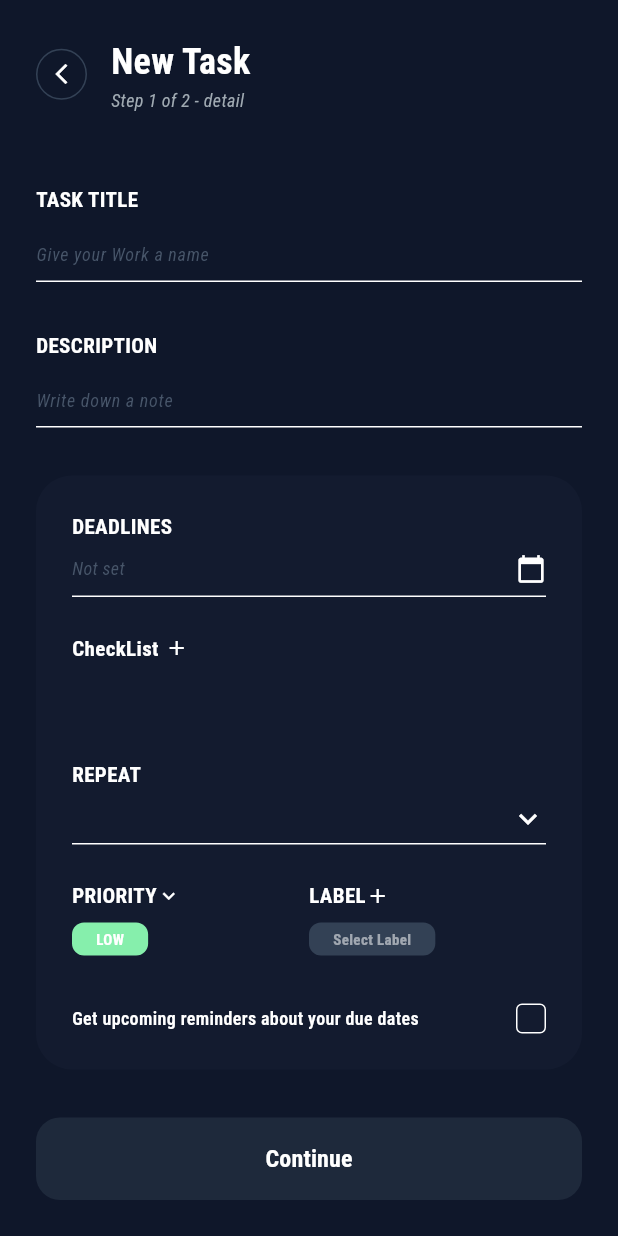
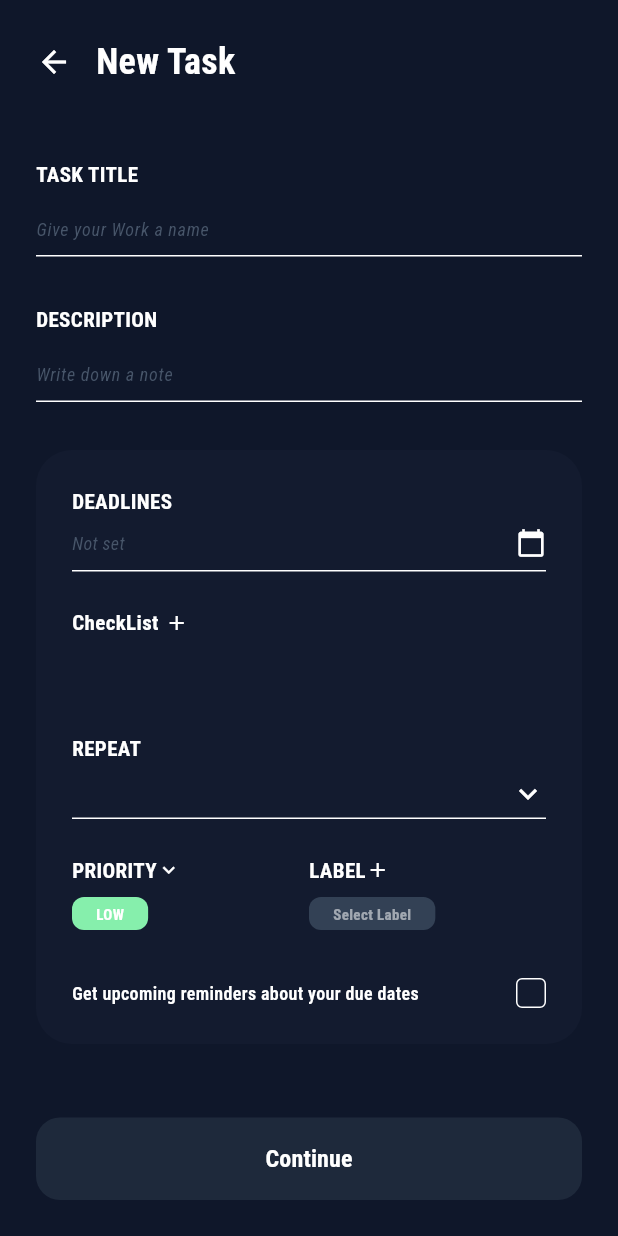
Before and after one commit to KanekaVong/MoveM, a Flutter app: the CreateTaskScreen screen opened directly, on a phone screen of 412 x 824 dp. Run offline on Flutter 3.47's test engine with Material 3 defaults, Android fonts, the phone set to English and light mode, and no system bars; our stand-ins replace cached_network_image, curved_navigation_bar, dio, fl_chart, flutter_secure_storage, geolocator and 7 more; missing offline and left inert: encrypt; accounts and stored records are empty; generated files the repository leaves out were written again; network calls fail.

Commit message:
style: polish UI layout and simplify navigation on task screens
- refactor(TaskScreen): implement Stack layout for fixed background image with overlapping scroll content
- style(TaskScreen): refine paddings, text sizing, and adjust card heights for better proportions
- style(TaskScreen): remove user avatar from app bar and clean up all inline comments
- style(CreateTaskScreen): replace custom back button with standard icon and remove step subtitle

```diff
--- a/lib/features/task/presentation/screens/create_task_screen.dart
+++ b/lib/features/task/presentation/screens/create_task_screen.dart
@@ -59,23 +59,10 @@ class CreateTaskScreen extends GetView<CreateTaskController> {
         children: [
           GestureDetector(
             onTap: () => Get.back(),
-            child: Container(
-              padding: const EdgeInsets.all(8),
-              decoration: BoxDecoration(
-                shape: BoxShape.circle,
-                border: Border.all(color: const Color(0xFF334155)),
-              ),
-              child: const Icon(Icons.arrow_back_ios_new, color: Colors.white, size: 16),
-            ),
+            child: const Icon(Icons.arrow_back, color: Colors.white, size: 24),
           ),
           const SizedBox(width: 16),
-          Column(
-            crossAxisAlignment: CrossAxisAlignment.start,
-            children: const [
-              Text('New Task', style: TextStyle(color: Colors.white, fontSize: 24, fontWeight: FontWeight.bold)),
-              Text('Step 1 of 2 - detail', style: TextStyle(color: Color(0xFFA0AAB2), fontSize: 12, fontStyle: FontStyle.italic)),
-            ],
-          ),
+          const Text('New Task', style: TextStyle(color: Colors.white, fontSize: 24, fontWeight: FontWeight.bold)),
         ],
       ),
     );
```
Also changed, not shown: lib/features/task/presentation/screens/task_screen.dart (+73 -69 lines).
